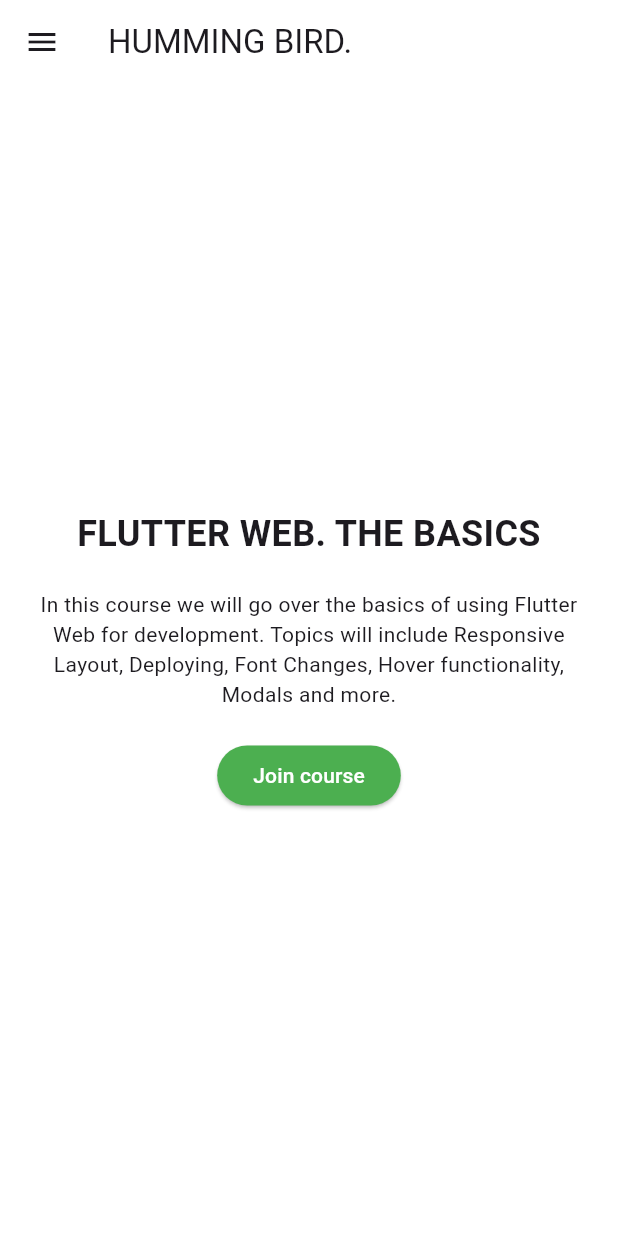
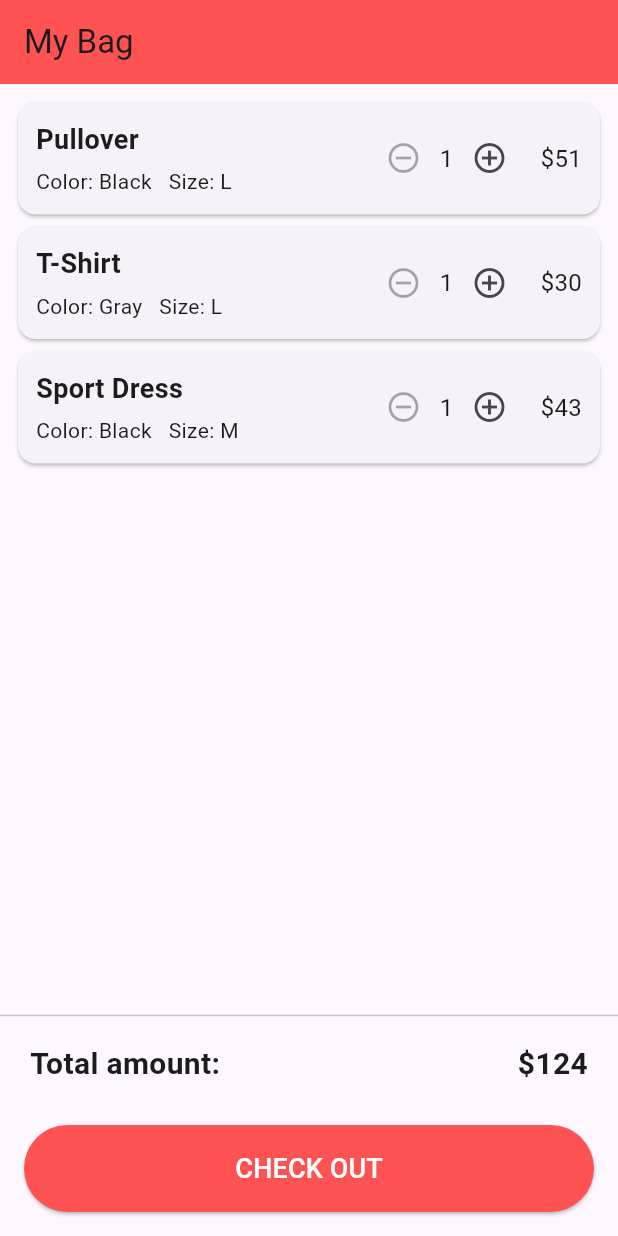
Before and after one commit to sajib1066/ostad, a Flutter app: the screen it shows after launch, on a phone screen of 412 x 824 dp. Run offline on Flutter 3.47's test engine with Material 3 defaults, Android fonts, the phone set to English and light mode, and no system bars.

Commit message:
create design

```diff
--- a/lib/main.dart
+++ b/lib/main.dart
@@ -1,109 +1,163 @@
 import 'package:flutter/material.dart';
+import 'package:flutter/services.dart';
 
 void main() {
-  runApp(const MyApp());
+  runApp(MyApp());
 }
 
 class MyApp extends StatelessWidget {
-  const MyApp({super.key});
-
   @override
   Widget build(BuildContext context) {
     return MaterialApp(
-      title: 'HUMMING BIRD',
-      theme: ThemeData(
-        primarySwatch: Colors.green,
-      ),
-      home: const HomePage(),
+      debugShowCheckedModeBanner: false,
+      home: ShoppingCartPage(),
     );
   }
 }
 
-class HomePage extends StatelessWidget {
-  const HomePage({super.key});
+class ShoppingCartPage extends StatefulWidget {
+  @override
+  _ShoppingCartPageState createState() => _ShoppingCartPageState();
+}
+
+class _ShoppingCartPageState extends State<ShoppingCartPage> {
+  int pulloverQty = 1;
+  int tshirtQty = 1;
+  int sportDressQty = 1;
+
+  int pulloverPrice = 51;
+  int tshirtPrice = 30;
+  int sportDressPrice = 43;
+
+  int get totalAmount =>
+      (pulloverQty * pulloverPrice) +
+          (tshirtQty * tshirtPrice) +
+          (sportDressQty * sportDressPrice);
+
+  void _showSnackBar(BuildContext context) {
+    ScaffoldMessenger.of(context).showSnackBar(
+      SnackBar(
+        content: Text('Congratulations! Checkout successful.'),
+        backgroundColor: Colors.green,
+        duration: Duration(seconds: 2),
+      ),
+    );
+  }
 
   @override
   Widget build(BuildContext context) {
     return Scaffold(
-      backgroundColor: Colors.white,
       appBar: AppBar(
-        backgroundColor: Colors.white,
-        title: const Text("HUMMING BIRD."),
-        actions: [
-          if (MediaQuery.of(context).size.width > 600)
-            Row(
+        title: Text('My Bag'),
+        backgroundColor: Colors.redAccent,
+      ),
+      body: Column(
         children: [
-                TextButton(onPressed: () {}, child: const Text('Episodes')),
-                TextButton(onPressed: () {}, child: const Text('About')),
-              ],
-            )
+          Expanded(
+            child: ListView(
+              padding: const EdgeInsets.all(8.0),
+              children: [
+                _buildCartItem('Pullover', 'Black', 'L', pulloverQty,
+                    pulloverPrice, (value) {
+                      setState(() {
+                        pulloverQty = value;
+                      });
+                    }),
+                _buildCartItem('T-Shirt', 'Gray', 'L', tshirtQty, tshirtPrice,
+                        (value) {
+                      setState(() {
+                        tshirtQty = value;
+                      });
+                    }),
+                _buildCartItem('Sport Dress', 'Black', 'M', sportDressQty,
+                    sportDressPrice, (value) {
+                      setState(() {
+                        sportDressQty = value;
+                      });
+                    }),
               ],
             ),
-      drawer: MediaQuery.of(context).size.width <= 600
-          ? Drawer(
-        child: ListView(
+          ),
+          Divider(),
+          Padding(
+            padding: const EdgeInsets.symmetric(horizontal: 20.0, vertical: 10),
+            child: Row(
+              mainAxisAlignment: MainAxisAlignment.spaceBetween,
               children: [
-            DrawerHeader(
-              decoration: const BoxDecoration(
-                color: Colors.green,  // Set the background color to green
+                Text(
+                  'Total amount:',
+                  style: TextStyle(fontSize: 20, fontWeight: FontWeight.bold),
                 ),
-              child: TextButton(
-                onPressed: () {
-                  Navigator.of(context).pop();
-                },
-                child: const Text(
-                  'SKILL UP NOW',
-                  style: TextStyle(color: Colors.white),  // Optional: Set text color to white
-                ),
-              ),
-            ),
-            ListTile(
-              leading: const Icon(Icons.video_camera_back_outlined),
-              title: const Text('Episodes'),
-              onTap: () {},
-            ),
-            ListTile(
-              leading: const Icon(Icons.messenger_outlined),
-              title: const Text('About'),
-              onTap: () {},
+                Text(
+                  '\$${totalAmount.toString()}',
+                  style: TextStyle(fontSize: 20, fontWeight: FontWeight.bold),
                 ),
               ],
             ),
-      )
-          : null,
-      body: Center(
-        child: Container(
-          padding: const EdgeInsets.all(16),
-          constraints: const BoxConstraints(maxWidth: 600),
-          child: Column(
-            mainAxisAlignment: MainAxisAlignment.center,
-            crossAxisAlignment: CrossAxisAlignment.center,
-            children: [
-              const Text(
-                'FLUTTER WEB. THE BASICS',
-                style: TextStyle(fontSize: 24, fontWeight: FontWeight.bold),
-                textAlign: TextAlign.center,
           ),
-              const SizedBox(height: 20),
-              const Text(
-                'In this course we will go over the basics of using Flutter Web for development. Topics will include Responsive Layout, Deploying, Font Changes, Hover functionality, Modals and more.',
-                textAlign: TextAlign.center,
+          Padding(
+            padding: const EdgeInsets.all(16.0),
+            child: ElevatedButton(
+              style: ElevatedButton.styleFrom(
+                padding: const EdgeInsets.symmetric(vertical: 16.0),
+                backgroundColor: Colors.redAccent,
+                minimumSize: Size(double.infinity, 50), // Button width
               ),
-              const SizedBox(height: 20),
-              ElevatedButton(
-                onPressed: () {},
-                style: ElevatedButton.styleFrom(
-                  backgroundColor: Colors.green, // Set the background color to green
-                ),
-                child: const Text(
-                  'Join course',
-                  style: TextStyle(
-                    color: Colors.white
+              onPressed: () => _showSnackBar(context),
+              child: Text(
+                'CHECK OUT',
+                style: TextStyle(fontSize: 18, color: Colors.white),
               ),
             ),
           ),
         ],
       ),
+    );
+  }
+
+  Widget _buildCartItem(String name, String color, String size, int quantity,
+      int price, ValueChanged<int> onQuantityChanged) {
+    return Card(
+      child: Padding(
+        padding: const EdgeInsets.all(12.0),
+        child: Row(
+          crossAxisAlignment: CrossAxisAlignment.center,
+          children: [
+            Expanded(
+              child: Column(
+                crossAxisAlignment: CrossAxisAlignment.start,
+                children: [
+                  Text(
+                    name,
+                    style: TextStyle(fontSize: 18, fontWeight: FontWeight.bold),
+                  ),
+                  SizedBox(height: 5),
+                  Text('Color: $color   Size: $size'),
+                ],
+              ),
+            ),
+            Row(
+              children: [
+                IconButton(
+                  icon: Icon(Icons.remove_circle_outline),
+                  onPressed: quantity > 1
+                      ? () {
+                    onQuantityChanged(quantity - 1);
+                  }
+                      : null,
+                ),
+                Text(quantity.toString(), style: TextStyle(fontSize: 16)),
+                IconButton(
+                  icon: Icon(Icons.add_circle_outline),
+                  onPressed: () {
+                    onQuantityChanged(quantity + 1);
+                  },
+                ),
+              ],
+            ),
+            SizedBox(width: 10),
+            Text('\$${price * quantity}', style: TextStyle(fontSize: 16)),
+          ],
         ),
       ),
     );
```
Lines whose indentation alone changed are shown as unchanged.
